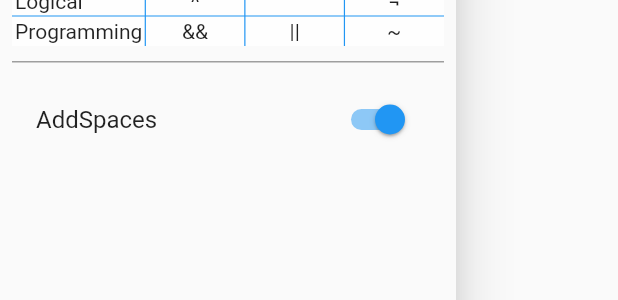
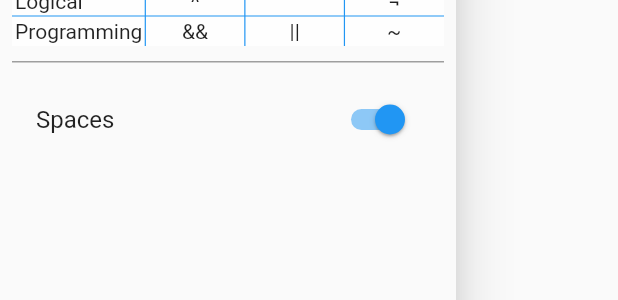
Before and after one commit to FranMaric/diglog, a Flutter app: the MyDrawer widget shown alone on an empty page, opened directly, on a phone screen of 412 x 824 dp. Shown: the part 125-425 px from the top of the screen. Run offline on Flutter 3.47's test engine with Material 2 defaults, Android fonts, the phone set to English and light mode, and no system bars; our stand-ins replace cloud_firestore; missing offline and left inert: dart:html, platform_detect; accounts and stored records are empty.

Commit message:
Edited MyDrawer

```diff
--- a/lib/widgets/MyDrawer.dart
+++ b/lib/widgets/MyDrawer.dart
@@ -184,8 +184,8 @@ class MyDrawer extends StatelessWidget {
             ),
             ListTile(
               title: Tooltip(
-                  message: "Add spaces between operators",
-                  child: Text("AddSpaces")),
+                  message: "Adds spaces between operators",
+                  child: Text("Spaces")),
               trailing: Switch(
                 value: Provider.of<AppState>(context).addSpaces,
                 onChanged: (bool value) =>
```
